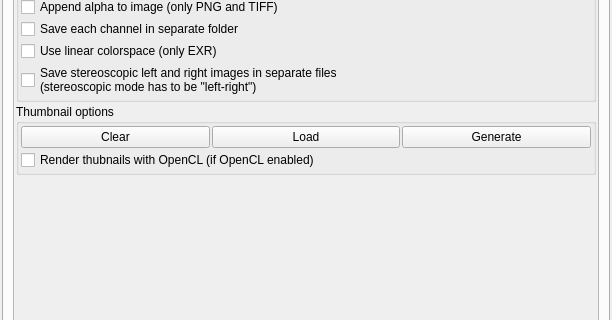
This is mandelbulber2/qt/preferences_dialog.ui in buddhi1980/mandelbulber2 as Qt 5 draws it before an edit; both pictures show x 0 to 612 and y 313 to 633 of the 612 by 819 pixel window. The edited form follows.
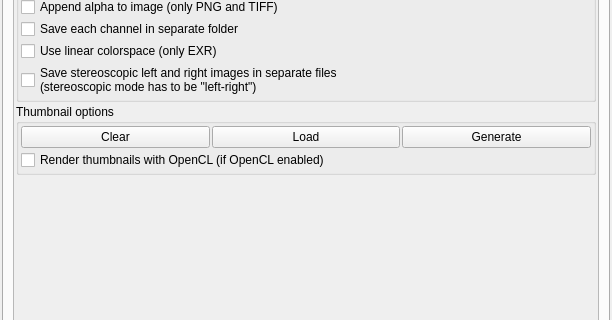
This is the edited form. The open tabs and pages were chosen to show the change. Icons and pictures are not drawn. Custom widgets are drawn as their Qt base class.

Commit message: Fixed bud #665. Corrected spelling error in preferences window

The edit to the form file:
```diff
--- a/mandelbulber2/qt/preferences_dialog.ui
+++ b/mandelbulber2/qt/preferences_dialog.ui
@@ -993,7 +993,7 @@
                 <item row="1" column="0" colspan="3">
                  <widget class="MyCheckBox" name="checkBox_thumbnails_with_opencl">
                   <property name="text">
-                   <string>Render thubnails with OpenCL (if OpenCL enabled)</string>
+                   <string>Render thumbnails with OpenCL (if OpenCL enabled)</string>
                   </property>
                  </widget>
                 </item>
```
